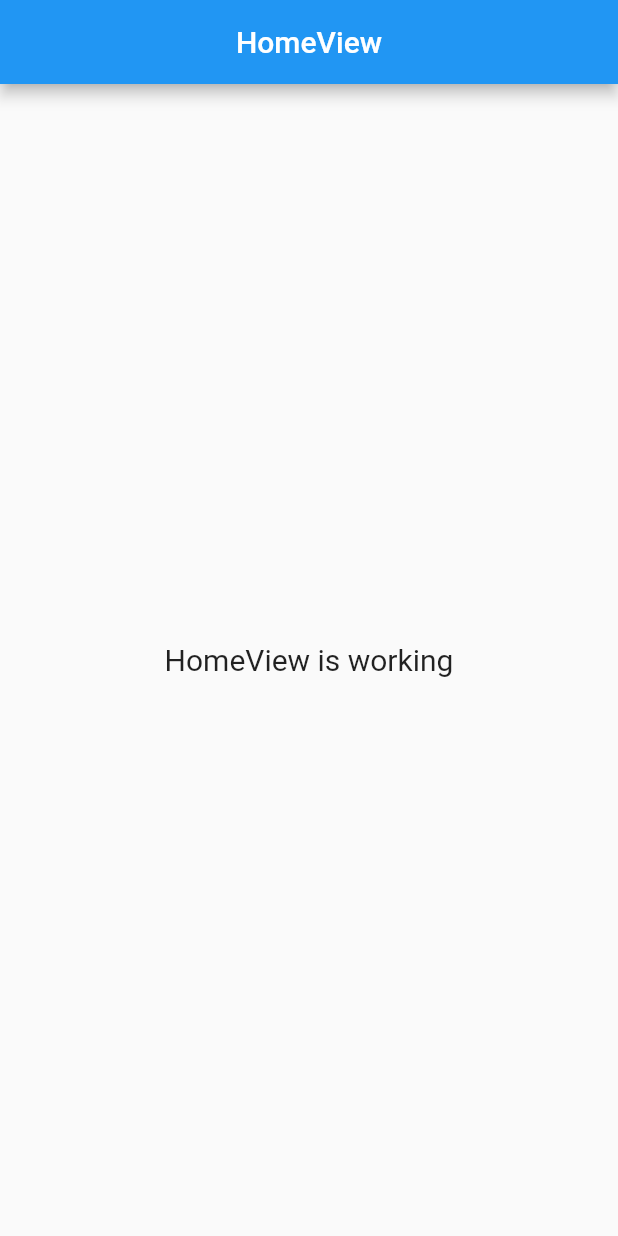
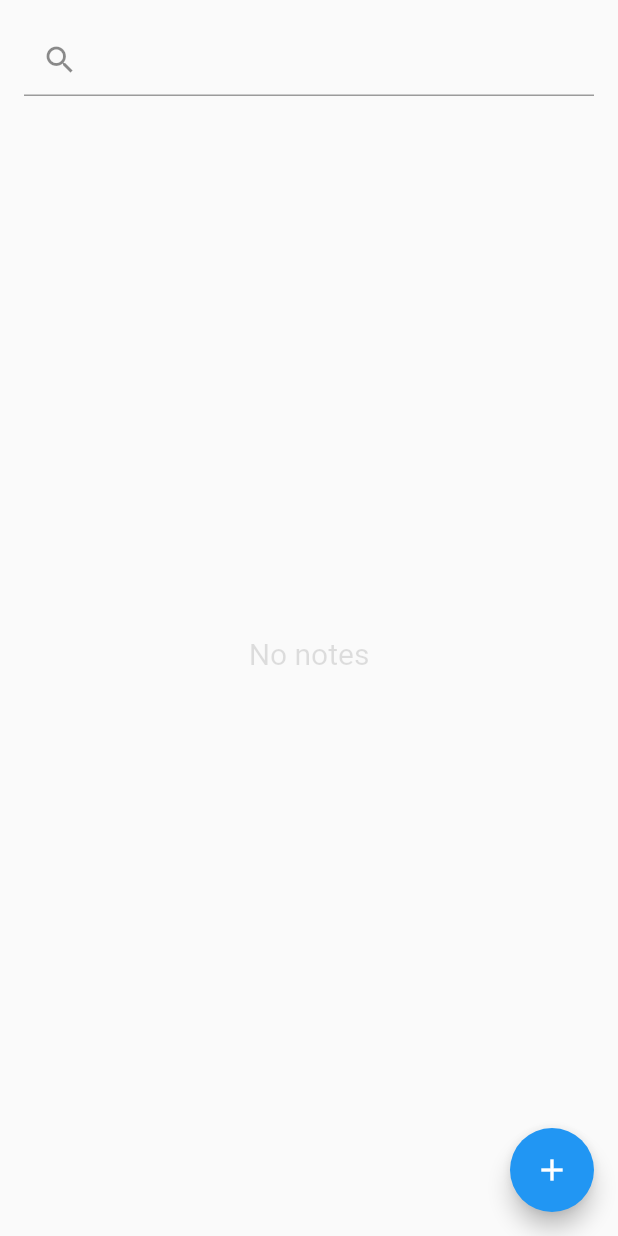
Before and after one commit to maimand/clone_notes, a Flutter app: the screen it shows after launch, on a phone screen of 412 x 824 dp. Run offline on Flutter 3.47's test engine with Material 2 defaults, Android fonts, the light colour scheme and no system bars; our stand-ins replace get; statements that could not run were skipped.

Commit message:
- Home: Add list notes for home page

```diff
--- a/lib/app/data/models/note_model.dart
+++ b/lib/app/data/models/note_model.dart
@@ -1 +1,17 @@
-class Note
+import 'package:json_annotation/json_annotation.dart';
+
+part 'note_model.g.dart';
+
+@JsonSerializable()
+class NoteModel {
+  String id;
+  String title;
+  String content;
+
+  NoteModel({required this.id, required this.title, required this.content});
+
+  factory NoteModel.fromJson(Map<String, dynamic> json) =>
+      _$NoteModelFromJson(json);
+
+  Map<String, dynamic> toJson() => _$NoteModelToJson(this);
+}
--- a/lib/app/modules/home/controllers/home_controller.dart
+++ b/lib/app/modules/home/controllers/home_controller.dart
@@ -1,12 +1,14 @@
+import 'package:clone_notes/app/data/models/note_model.dart';
+import 'package:clone_notes/app/routes/app_pages.dart';
+import 'package:flutter/cupertino.dart';
 import 'package:get/get.dart';
 
 class HomeController extends GetxController {
-  //TODO: Implement HomeController
+  final RxList<NoteModel> notes = <NoteModel>[].obs;
+  final TextEditingController controller = TextEditingController();
 
-  final count = 0.obs;
-  @override
-  void onInit() {
-    super.onInit();
+  void onGetNotes() {
+    // todo: get notes
   }
 
   @override
@@ -19,5 +21,22 @@ class HomeController extends GetxController {
     super.onClose();
   }
 
-  void increment() => count.value++;
+  void onSearchNote() {}
+
+  void onUpdateNote(NoteModel note) {
+    NoteModel? updatedNote =
+        notes.firstWhereOrNull((element) => element.id == note.id);
+    if (updatedNote == null) {
+      notes.add(note);
+    } else {
+      updatedNote = note;
+    }
+    notes.refresh();
+  }
+
+  void refreshNotes() {
+    notes.removeWhere(
+        (element) => element.title.isEmpty && element.content.isEmpty);
+    notes.refresh();
+  }
 }
--- a/lib/app/modules/home/views/home_view.dart
+++ b/lib/app/modules/home/views/home_view.dart
@@ -8,15 +8,46 @@ class HomeView extends GetView<HomeController> {
   const HomeView({Key? key}) : super(key: key);
   @override
   Widget build(BuildContext context) {
-    return Scaffold(
-      appBar: AppBar(
-        title: const Text('HomeView'),
-        centerTitle: true,
-      ),
-      body: Center(
-        child: Text(
-          'HomeView is working',
-          style: TextStyle(fontSize: 20),
+    return SafeArea(
+      child: Scaffold(
+        floatingActionButton: FloatingActionButton(
+          onPressed: controller.onAddNote,
+          child: const Icon(Icons.add),
+        ),
+        body: Padding(
+          padding: const EdgeInsets.all(16),
+          child: Column(
+            children: [
+              TextFormField(
+                controller: controller.controller,
+                onChanged: (val) => controller.onSearchNote(),
+                decoration:
+                    const InputDecoration(prefixIcon: Icon(Icons.search)),
+              ),
+              Expanded(
+                child: Obx(
+                  () => controller.notes.isNotEmpty
+                      ? Column(
+                          children: controller.notes
+                              .map((element) => ListTile(
+                                    onTap: () =>
+                                        controller.onUpdateNote(element),
+                                    title: Text(element.title),
+                                    subtitle: Text(element.content),
+                                  ))
+                              .toList(),
+                        )
+                      : const Center(
+                          child: Text(
+                            'No notes',
+                            style:
+                                TextStyle(fontSize: 20, color: Colors.black12),
+                          ),
+                        ),
+                ),
+              ),
+            ],
+          ),
         ),
       ),
     );
```
Also changed, not shown: lib/app/data/models/note_model.g.dart (added).
